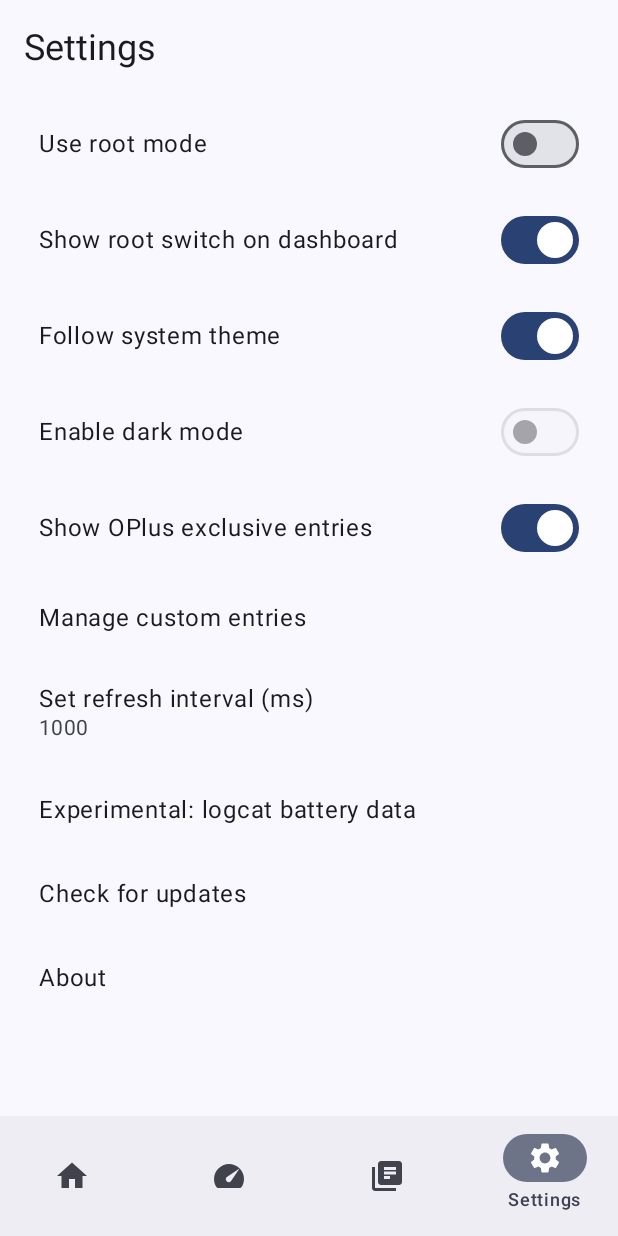
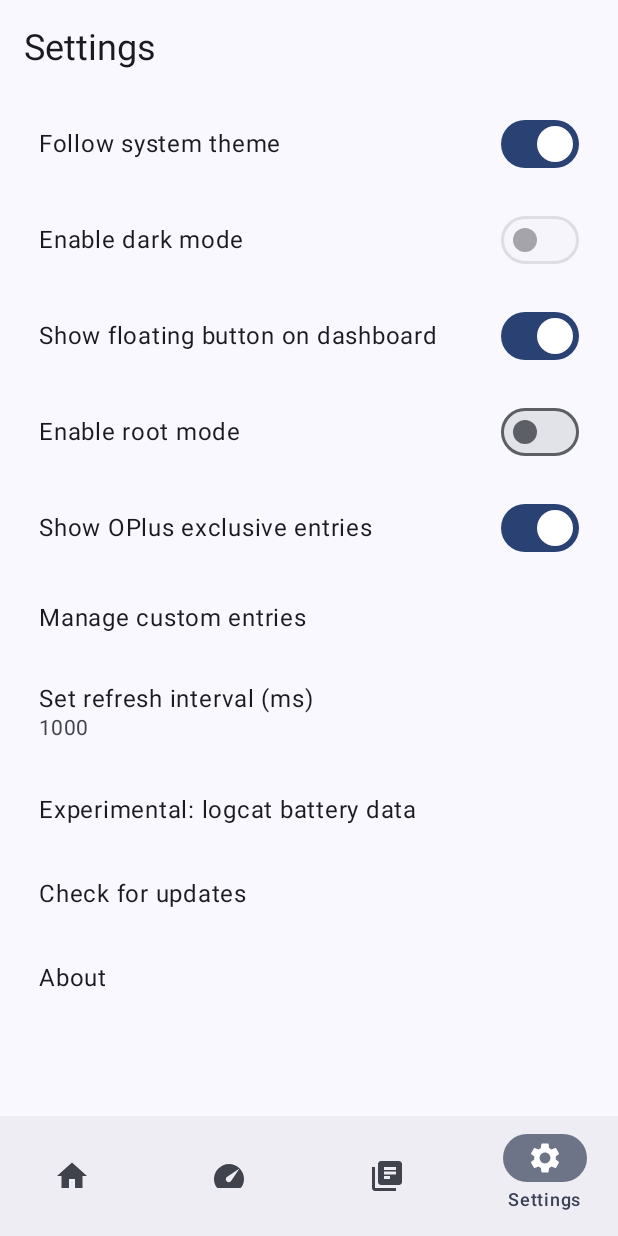
Before and after one commit to dijia1124/PlusPlusBattery, an Android app built with Jetpack Compose: the screen it shows after launch (MainActivity), item 4 of the bottom bar chosen, on a phone screen of 412 x 824 dp. Run offline under Robolectric (Android 15) with nearby library versions, the phone set to English and light mode, and no system bars; our stand-ins replace Room's generated code; libraries missing offline, so code that uses them is left out: com.topjohnwu.superuser; 2 statements that could not run were skipped.

Commit message:
refactor(dashboard): use fab instead of ugly root switch & chore: UI adjustments

```diff
--- a/app/src/main/java/com/dijia1124/plusplusbattery/ui/screen/Dashboard.kt
+++ b/app/src/main/java/com/dijia1124/plusplusbattery/ui/screen/Dashboard.kt
@@ -7,25 +7,36 @@ import android.net.Uri
 import android.widget.Toast
 import androidx.activity.compose.rememberLauncherForActivityResult
 import androidx.activity.result.contract.ActivityResultContracts
+import androidx.compose.animation.core.animateFloatAsState
+import androidx.compose.animation.core.tween
 import androidx.compose.foundation.BorderStroke
+import androidx.compose.foundation.background
+import androidx.compose.foundation.clickable
+import androidx.compose.foundation.interaction.MutableInteractionSource
+import androidx.compose.foundation.layout.Arrangement
 import androidx.compose.foundation.layout.Box
 import androidx.compose.foundation.layout.Column
 import androidx.compose.foundation.layout.Row
 import androidx.compose.foundation.layout.Spacer
+import androidx.compose.foundation.layout.WindowInsets
+import androidx.compose.foundation.layout.fillMaxSize
 import androidx.compose.foundation.layout.fillMaxWidth
 import androidx.compose.foundation.layout.height
+import androidx.compose.foundation.layout.navigationBars
 import androidx.compose.foundation.layout.padding
 import androidx.compose.foundation.layout.size
 import androidx.compose.foundation.layout.width
+import androidx.compose.foundation.layout.windowInsetsPadding
 import androidx.compose.foundation.lazy.LazyColumn
 import androidx.compose.foundation.lazy.rememberLazyListState
 import androidx.compose.foundation.rememberScrollState
 import androidx.compose.foundation.shape.RoundedCornerShape
 import androidx.compose.foundation.verticalScroll
+import androidx.compose.material3.ExtendedFloatingActionButton
 import androidx.compose.material3.Icon
-import androidx.compose.material3.Switch
 import androidx.compose.material3.TextField
 import androidx.compose.material.icons.Icons
+import androidx.compose.material.icons.filled.Build
 import androidx.compose.material.icons.filled.Create
 import androidx.compose.material.icons.filled.Delete
 import androidx.compose.material.icons.filled.Edit
@@ -40,6 +51,7 @@ import androidx.compose.material3.ExperimentalMaterial3Api
 import androidx.compose.material3.ExposedDropdownMenuBox
 import androidx.compose.material3.ExposedDropdownMenuDefaults
 import androidx.compose.material3.FilterChip
+import androidx.compose.material3.FloatingActionButton
 import androidx.compose.material3.IconButton
 import androidx.compose.material3.MaterialTheme
 import androidx.compose.material3.OutlinedCard
@@ -66,6 +78,7 @@ import androidx.compose.runtime.mutableIntStateOf
 import androidx.compose.runtime.mutableLongStateOf
 import androidx.compose.runtime.rememberCoroutineScope
 import androidx.compose.runtime.saveable.rememberSaveable
+import androidx.compose.ui.draw.rotate
 import androidx.compose.ui.graphics.vector.ImageVector
 import androidx.compose.ui.res.vectorResource
 import androidx.lifecycle.Lifecycle
@@ -360,12 +373,11 @@ fun DashBoardContent(hasRoot: Boolean, batteryInfoViewModel: BatteryInfoViewMode
         batteryInfoViewModel.saveCycleCount()
     }
 
-    Column(modifier = Modifier.padding(horizontal = 16.dp)) {
+    Box(modifier = Modifier.fillMaxSize()) {
+        Box(modifier = Modifier.padding(horizontal = 16.dp)) {
             LazyColumn (
                 state = listState,
-            modifier = Modifier
-                .weight(1f)
-                .fillMaxWidth()
+                modifier = Modifier.fillMaxWidth()
             ){
                 items(batteryInfoList.size) { index ->
                     val info = batteryInfoList[index]
@@ -433,11 +445,27 @@ fun DashBoardContent(hasRoot: Boolean, batteryInfoViewModel: BatteryInfoViewMode
                         }
                     }
                 }
+
+                // Add extra space to avoid overlapping
+                if (showSwitch) {
+                    item {
+                        Spacer(modifier = Modifier.height(80.dp))
                     }
-        if (showSwitch){
-            RootSwitch(hasRoot, isRootMode , context, onToggle = {
-                batteryInfoViewModel.setRootMode(it)
-            })
+                }
+            }
+        }
+
+        if (showSwitch) {
+            ExpandableFab(
+                hasRoot = hasRoot,
+                isRootMode = isRootMode,
+                context = context,
+                onToggleRootMode = { batteryInfoViewModel.setRootMode(it) },
+                modifier = Modifier
+                    .align(Alignment.BottomEnd)
+                    .padding(horizontal = 16.dp, vertical = 8.dp)
+                    .windowInsetsPadding(WindowInsets.navigationBars)
+            )
         }
     }
 
@@ -486,51 +514,6 @@ fun DashBoardContent(hasRoot: Boolean, batteryInfoViewModel: BatteryInfoViewMode
 
             }
         )
-    }
-}
-
-@Composable
-fun RootSwitch(hasRoot: Boolean, isRootMode: Boolean, context: Context, onToggle: (Boolean) -> Unit) {
-    Row(
-        verticalAlignment = Alignment.CenterVertically,
-        modifier = Modifier
-            .fillMaxWidth()
-            .padding(vertical = 4.dp)
-    ) {
-        OutlinedCard(
-            modifier = Modifier
-                .fillMaxWidth(),
-            colors = CardDefaults.cardColors(containerColor = MaterialTheme.colorScheme.surfaceVariant),
-            shape = RoundedCornerShape(8.dp),
-            border = BorderStroke(1.dp, Color.LightGray),
-        ) {
-            Row(
-                modifier = Modifier
-                    .fillMaxWidth()
-                    .padding(horizontal = 8.dp),
-                verticalAlignment = Alignment.CenterVertically
-            ) {
-                Text(
-                    text = stringResource(R.string.use_root_mode),
-                    style = MaterialTheme.typography.bodyLarge,
-                    modifier = Modifier.weight(1f)
-                )
-                Switch(
-                    checked = isRootMode,
-                    onCheckedChange = { desired ->
-                        if (desired) {
-                            if (hasRoot) {
-                                onToggle(true)
-                            } else {
-                                context.showRootDeniedToast()
-                            }
-                        } else {
-                            onToggle(false)
-                        }
-                    }
-                )
-            }
-        }
     }
 }
 
@@ -842,3 +825,70 @@ private fun collectPowerDataForChart(
         }
     }
 }
+
+@Composable
+fun ExpandableFab(
+    hasRoot: Boolean,
+    isRootMode: Boolean,
+    context: Context,
+    onToggleRootMode: (Boolean) -> Unit,
+    modifier: Modifier = Modifier
+) {
+    var isExpanded by remember { mutableStateOf(false) }
+    val rotationAngle by animateFloatAsState(
+        targetValue = if (isExpanded) 45f else 0f,
+        animationSpec = tween(300),
+        label = "fab_rotation"
+    )
+
+    if (isExpanded) {
+        Box(
+            modifier = Modifier
+                .fillMaxSize()
+                .background(Color.Transparent)
+                .clickable(
+                    interactionSource = remember { MutableInteractionSource() },
+                    indication = null
+                ) { isExpanded = false }
+        )
+    }
+
+    Column(
+        modifier = modifier,
+        horizontalAlignment = Alignment.End,
+        verticalArrangement = Arrangement.spacedBy(16.dp)
+    ) {
+        // Root Mode Extended FAB
+        if (isExpanded) {
+            ExtendedFloatingActionButton(
+                onClick = {
+                    if (!isRootMode) {
+                        if (hasRoot) onToggleRootMode(true) else context.showRootDeniedToast()
+                    } else {
+                        onToggleRootMode(false)
+                    }
+                    isExpanded = false
+                },
+                containerColor = if (isRootMode) MaterialTheme.colorScheme.primary else MaterialTheme.colorScheme.surface,
+                contentColor = if (isRootMode) MaterialTheme.colorScheme.onPrimary else MaterialTheme.colorScheme.primary
+            ) {
+                Text(
+                    text = if (isRootMode) stringResource(R.string.disable_root_mode) else stringResource(R.string.enable_root_mode)
+                )
+            }
+        }
+
+        // Main FAB
+        FloatingActionButton(
+            onClick = { isExpanded = !isExpanded },
+            containerColor = MaterialTheme.colorScheme.primary,
+            contentColor = MaterialTheme.colorScheme.onPrimary,
+        ) {
+            Icon(
+                imageVector = Icons.Default.Build,
+                contentDescription = if (isExpanded) "Close menu" else "Open menu",
+                modifier = Modifier.rotate(rotationAngle)
+            )
+        }
+    }
+}
--- a/app/src/main/java/com/dijia1124/plusplusbattery/ui/screen/Settings.kt
+++ b/app/src/main/java/com/dijia1124/plusplusbattery/ui/screen/Settings.kt
@@ -68,33 +68,6 @@ fun SettingsContent(
             .verticalScroll(scrollState)
     ) {
         ListItem(
-            headlineContent = { Text(text = stringResource(R.string.use_root_mode), style = MaterialTheme.typography.bodyLarge) },
-            trailingContent = {
-                Switch(
-                    checked = isRootMode,
-                    onCheckedChange = { desired ->
-                        if (desired) {
-                            if (hasRoot) batteryVM.setRootMode(true)
-                            else Toast.makeText(
-                                context,
-                                context.getString(R.string.root_access_denied),
-                                Toast.LENGTH_SHORT
-                            ).show()
-                        } else batteryVM.setRootMode(false)
-                    }
-                )
-            }
-        )
-        ListItem(
-            headlineContent = { Text(text = stringResource(R.string.show_root_switch_on_dashboard), style = MaterialTheme.typography.bodyLarge) },
-            trailingContent = {
-                Switch(
-                    checked = showOnDash,
-                    onCheckedChange = { batteryVM.setShowSwitchOnDashboard(it) }
-                )
-            }
-        )
-        ListItem(
             headlineContent = {
                 Text(text = stringResource(R.string.follow_system_theme), style = MaterialTheme.typography.bodyLarge)
             },
@@ -114,6 +87,33 @@ fun SettingsContent(
                     checked = darkModeEnabled,
                     onCheckedChange = { settingsVM.setDarkMode(it) },
                     enabled = !followSystemTheme
+                )
+            }
+        )
+        ListItem(
+            headlineContent = { Text(text = stringResource(R.string.show_fab_on_dashboard), style = MaterialTheme.typography.bodyLarge) },
+            trailingContent = {
+                Switch(
+                    checked = showOnDash,
+                    onCheckedChange = { batteryVM.setShowSwitchOnDashboard(it) }
+                )
+            }
+        )
+        ListItem(
+            headlineContent = { Text(text = stringResource(R.string.enable_root_mode), style = MaterialTheme.typography.bodyLarge) },
+            trailingContent = {
+                Switch(
+                    checked = isRootMode,
+                    onCheckedChange = { desired ->
+                        if (desired) {
+                            if (hasRoot) batteryVM.setRootMode(true)
+                            else Toast.makeText(
+                                context,
+                                context.getString(R.string.root_access_denied),
+                                Toast.LENGTH_SHORT
+                            ).show()
+                        } else batteryVM.setRootMode(false)
+                    }
                 )
             }
         )
--- a/app/src/main/res/values/strings.xml
+++ b/app/src/main/res/values/strings.xml
@@ -36,7 +36,7 @@
     <string name="battery_current">Battery Current</string>
     <string name="full_charge_capacity">Full Charge Capacity</string>
     <string name="estimated_fcc_title">FCC Estimation</string>
-    <string name="estimated_fcc_info">This value is estimated when charge is full (100%) and Current is less than 25 mA. The charge counter is then recorded as estimated full charge capacity and displayed here. \nNote that the battery current multiplier and dual battery option above need to be correctly selected.</string>
+    <string name="estimated_fcc_info">This value is estimated when charge is full (100%) and the current is less than 25 mA. The charge counter is then recorded as estimated full charge capacity and displayed here. \nNote that the battery current multiplier and dual battery option above need to be correctly selected.</string>
     <string name="estimating_full_charge_capacity">Estimating Full Charge Capacity…</string>
     <string name="capacity_unavailable">Capacity unavailable.</string>
     <string name="charging">Charging</string>
@@ -61,7 +61,8 @@
     <string name="reset">Reset</string>
     <string name="close">Close</string>
     <string name="use_basic_mode">Use basic mode</string>
-    <string name="use_root_mode">Use root mode</string>
+    <string name="enable_root_mode">Enable root mode</string>
+    <string name="disable_root_mode">Diable root mode</string>
     <string name="full_charge_capacity_battery_fcc">Full Charge Capacity (battery_fcc)</string>
     <string name="battery_health_battery_soh">Battery Health (battery_soh)</string>
     <string name="battery_manufacture_date_battery_manu_date">Battery Manufacture Date (battery_manu_date)</string>
@@ -76,7 +77,7 @@
     <string name="offset_table_not_found">\nOffset Table Not Found</string>
     <string name="raw_fcc_soh_calc_intro"><![CDATA[Raw fcc&soh in Plus Plus Battery are calculated using this table\n]]></string>
     <string name="settings">Settings</string>
-    <string name="show_root_switch_on_dashboard">Show root switch on dashboard</string>
+    <string name="show_fab_on_dashboard">Show floating button on dashboard</string>
     <string name="version">Version: %1$s</string>
     <string name="battery_qmax">Maximum Chemical Capacity (batt_qmax)</string>
     <string name="follow_system_theme">Follow system theme</string>
```
Also changed, not shown: 1 other file. Lines whose indentation alone changed are shown as unchanged.
